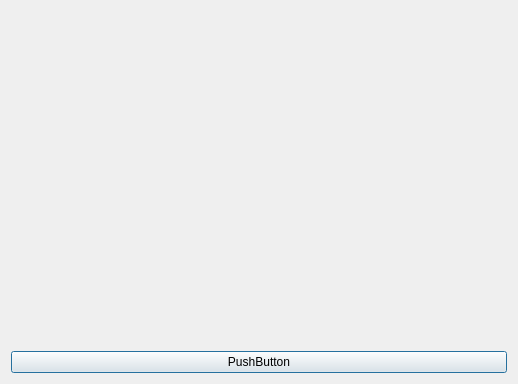
Above: OpenLIFUTransducerTracker/Resources/UI/PhotoscanPreview.ui from OpenwaterHealth/SlicerOpenLIFU before the change. Below: the same form after it.
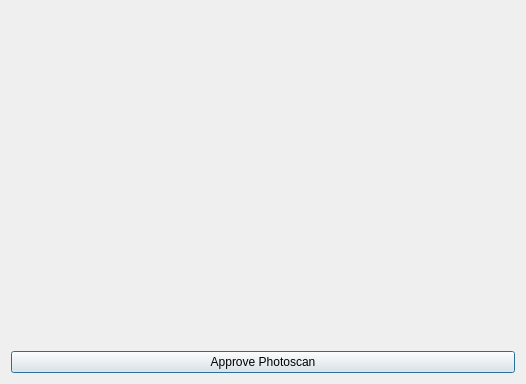
That is the form after the change.

Commit message: Add functionality to toggle photoscan approval in dialog (#148)

Diff of the .ui file:
```diff
--- a/OpenLIFUTransducerTracker/Resources/UI/PhotoscanPreview.ui
+++ b/OpenLIFUTransducerTracker/Resources/UI/PhotoscanPreview.ui
@@ -6,7 +6,7 @@
    <rect>
     <x>0</x>
     <y>0</y>
-    <width>518</width>
+    <width>526</width>
     <height>384</height>
    </rect>
   </property>
@@ -29,7 +29,7 @@
      <item>
       <widget class="QPushButton" name="approvePushButton">
        <property name="text">
-        <string>PushButton</string>
+        <string>Approve Photoscan</string>
        </property>
       </widget>
      </item>
```
Left out of the diff: 8 changed lines with no effect on the pictures. The commit also changes 2 other files.
